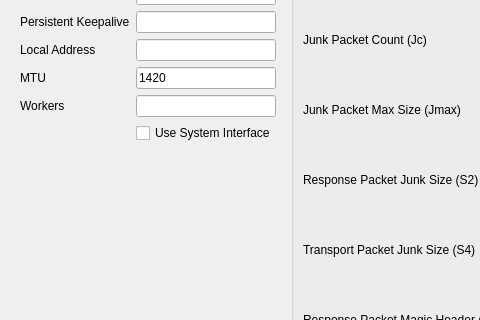
The window that include/ui/profile/edit_wireguard.ui (Userbash/Neko_Throne) describes before a commit, drawn with Qt 5; both pictures show x 0 to 480 and y 121 to 441 of the 803 by 727 pixel window.
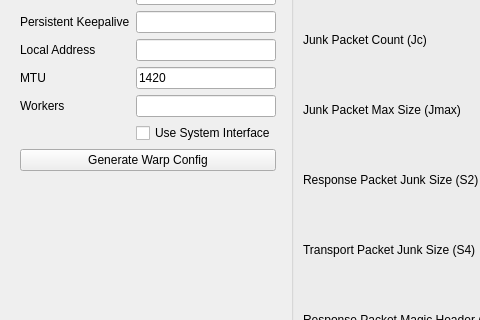
The same window after the commit.

Commit message: allow generating warp configs

```diff
--- a/include/ui/profile/edit_wireguard.ui
+++ b/include/ui/profile/edit_wireguard.ui
@@ -117,6 +117,16 @@
         </property>
        </widget>
       </item>
+      <item row="9" column="0" colspan="2">
+       <widget class="QPushButton" name="warp_autogen">
+        <property name="toolTip">
+         <string>Generate a Cloudflare WARP account and fill the key, address and endpoint fields above.</string>
+        </property>
+        <property name="text">
+         <string>Generate Warp Config</string>
+        </property>
+       </widget>
+      </item>
      </layout>
     </widget>
    </item>
```
The commit also changes 3 other files.
